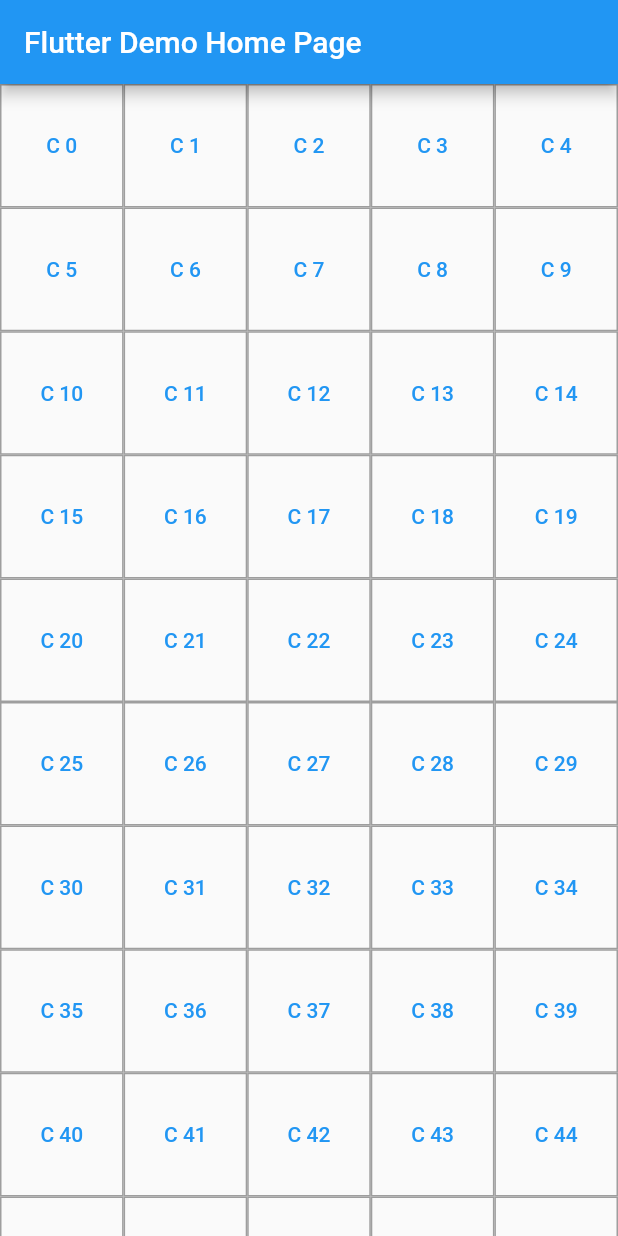
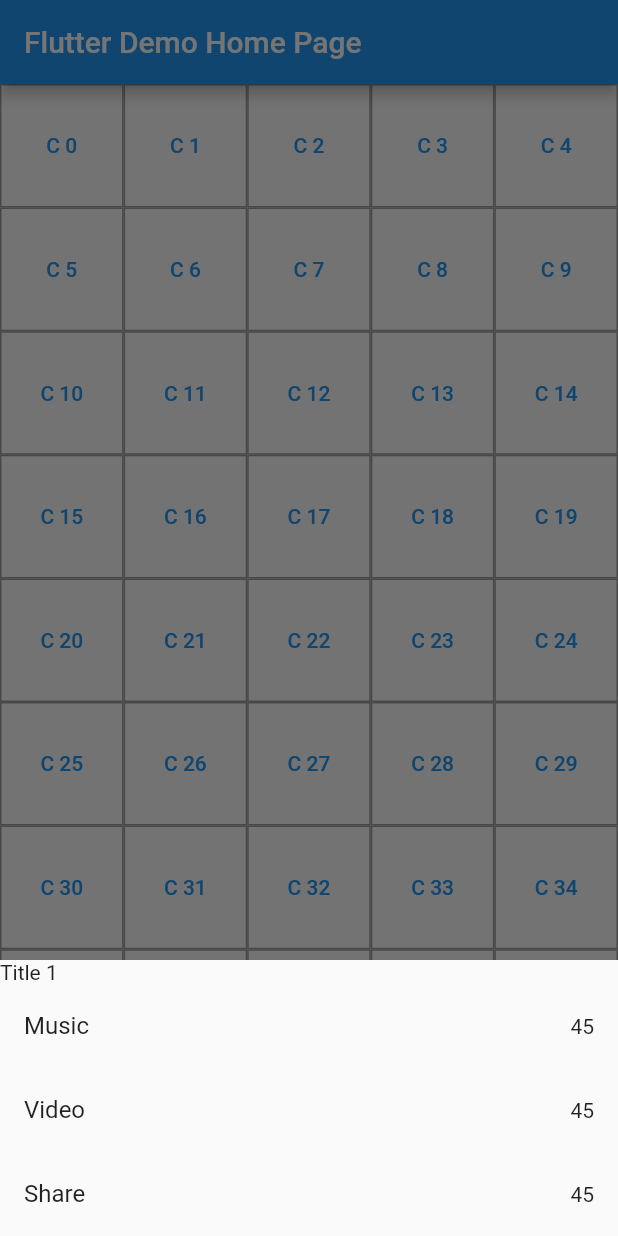
Before and after one commit to prowe/economy_sim, a Flutter app: the screen it shows after launch, after a tap on an icon or button, on a phone screen of 412 x 824 dp. Run offline on Flutter 3.47's test engine with Material 2 defaults, Android fonts, the phone set to English and light mode, and no system bars; missing offline and left inert: dart:ffi.

```diff
--- a/lib/main.dart
+++ b/lib/main.dart
@@ -64,9 +64,44 @@ class CellWidget extends StatelessWidget {
   @override
   Widget build(BuildContext context) {
     return TextButton(
-      onPressed: () => {},
+      onPressed: () => showModalBottomSheet(
+          context: context, builder: _buildCellDetailSheet),
       style: _buttonStyle(),
       child: Text(title),
     );
   }
+
+  Widget _buildCellDetailSheet(BuildContext context) {
+    return const CellDetailSheet();
+  }
 }
+
+class CellDetailSheet extends StatelessWidget {
+  const CellDetailSheet({Key? key}) : super(key: key);
+
+  @override
+  Widget build(BuildContext context) {
+    return SingleChildScrollView(
+        child: Column(
+      mainAxisSize: MainAxisSize.min,
+      crossAxisAlignment: CrossAxisAlignment.stretch,
+      children: const [
+        Text("Title 1"),
+        ListTile(
+          title: Text('Music'),
+          trailing: Text('45'),
+        ),
+        ListTile(
+          title: Text('Video'),
+          trailing: Text('45'),
+        ),
+        ListTile(
+          title: Text('Share'),
+          trailing: Text('45'),
+        ),
+        // ElevatedButton(
+        //     onPressed: () => Navigator.pop(context), child: const Text("Close"))
+      ],
+    ));
+  }
+}
```
